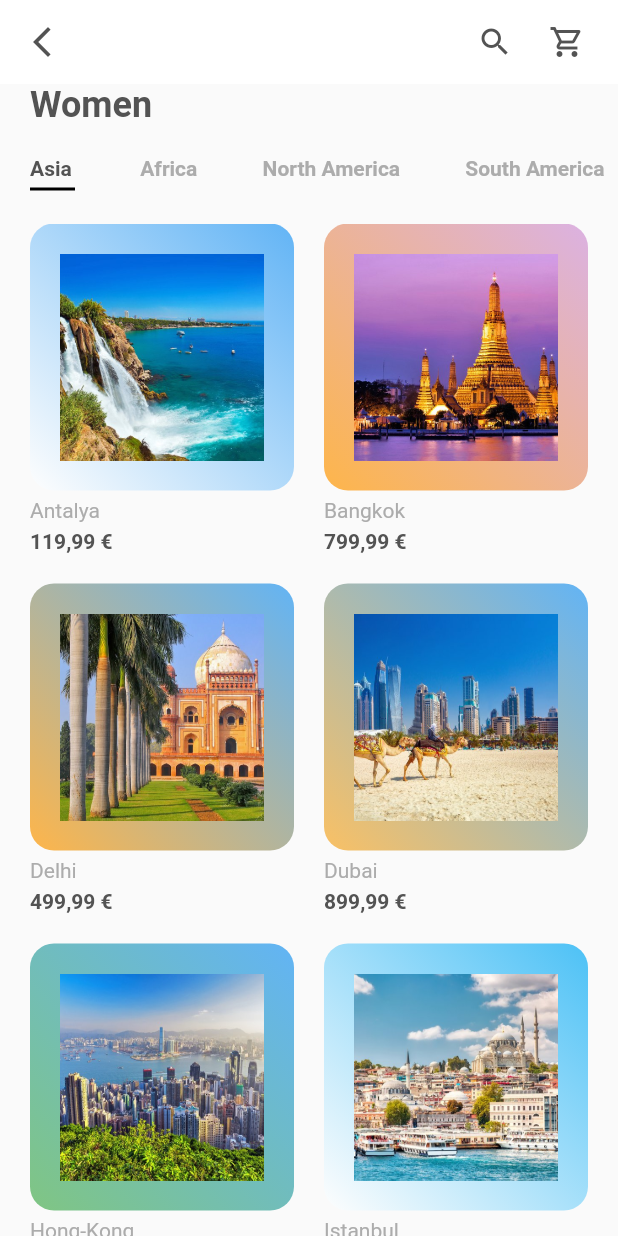
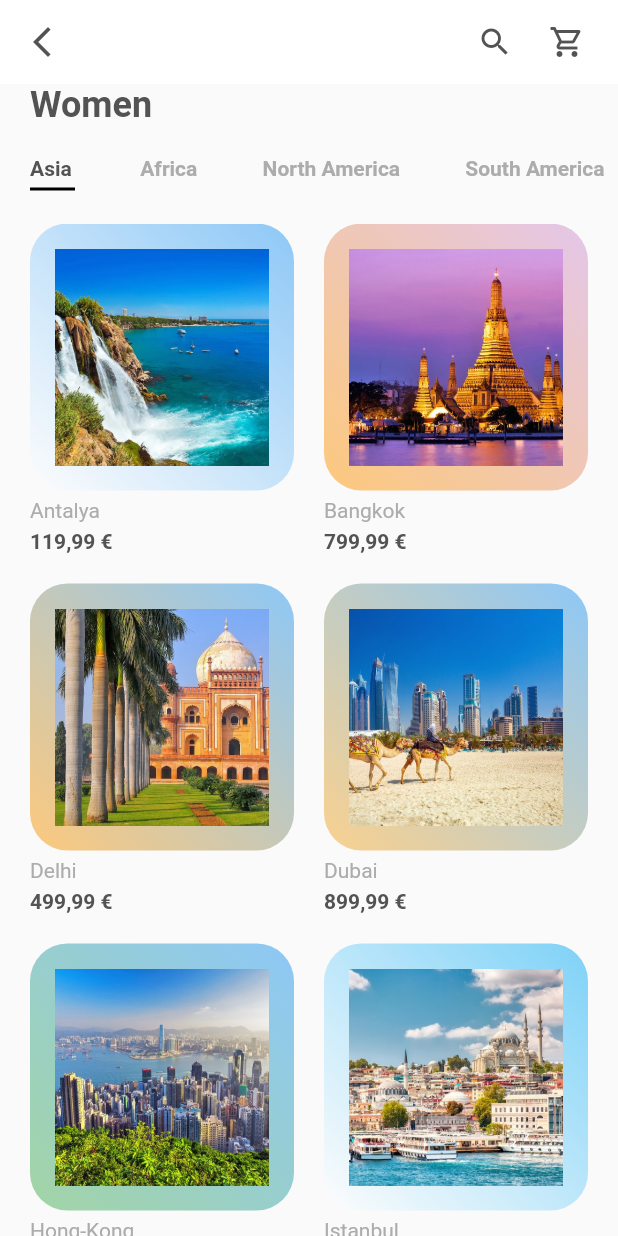
Before and after one commit to M-Halid/travel_shop, a Flutter app: the screen it shows after launch, on a phone screen of 412 x 824 dp. Run offline on Flutter 3.47's test engine with Material 2 defaults, Android fonts, the phone set to English and light mode, and no system bars.

```diff
--- a/lib/screens/components/item_card.dart
+++ b/lib/screens/components/item_card.dart
@@ -18,16 +18,16 @@ class ItemCard extends StatelessWidget {
         children: <Widget>[
           Expanded(
             child: Container(
-              padding: EdgeInsets.all(kDefaultPadding),
+              padding: EdgeInsets.all(kDefaultPadding / 1.2),
               decoration: BoxDecoration(
                 gradient: LinearGradient(
                     begin: Alignment.topRight,
                     end: Alignment.bottomLeft,
                     colors: [
-                      city.color1.withOpacity(0.7),
-                      city.color2.withOpacity(0.7)
+                      city.color1.withOpacity(0.5),
+                      city.color2.withOpacity(0.5)
                     ]),
-                borderRadius: BorderRadius.circular(16),
+                borderRadius: BorderRadius.circular(25),
               ),
               child: Image.asset(
                 city.image,
```
Also changed, not shown: lib/screens/details/components/details_body.dart (added, +41 -0 lines), lib/screens/details/components/details_screen.dart (+11 -2 lines).
